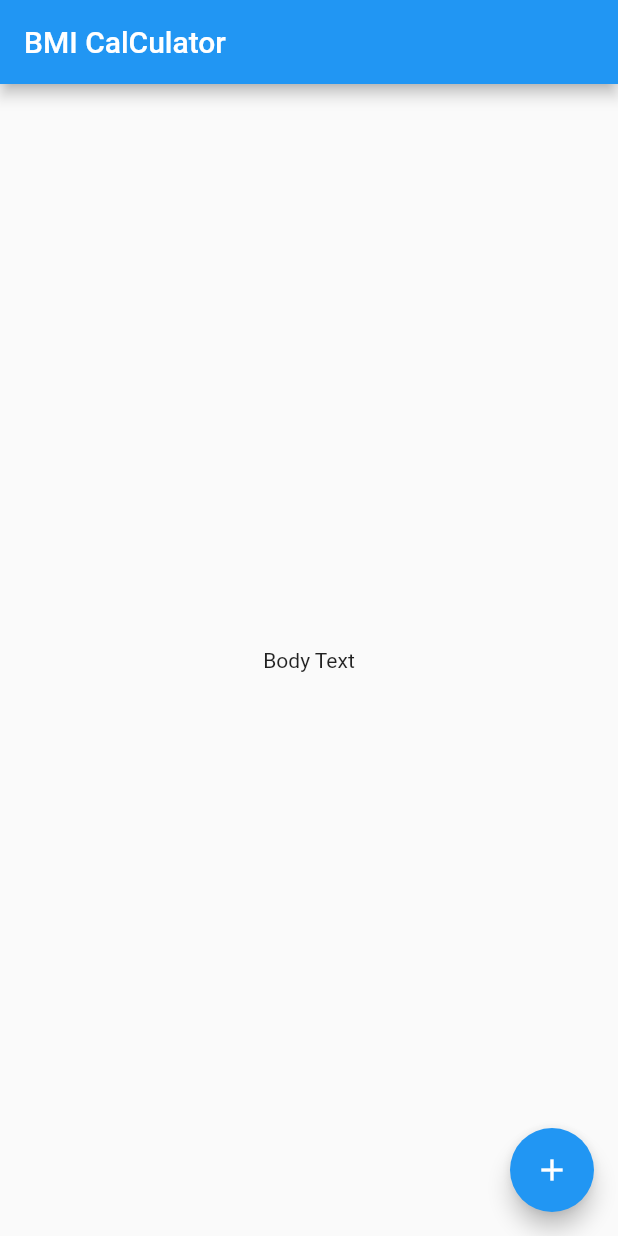
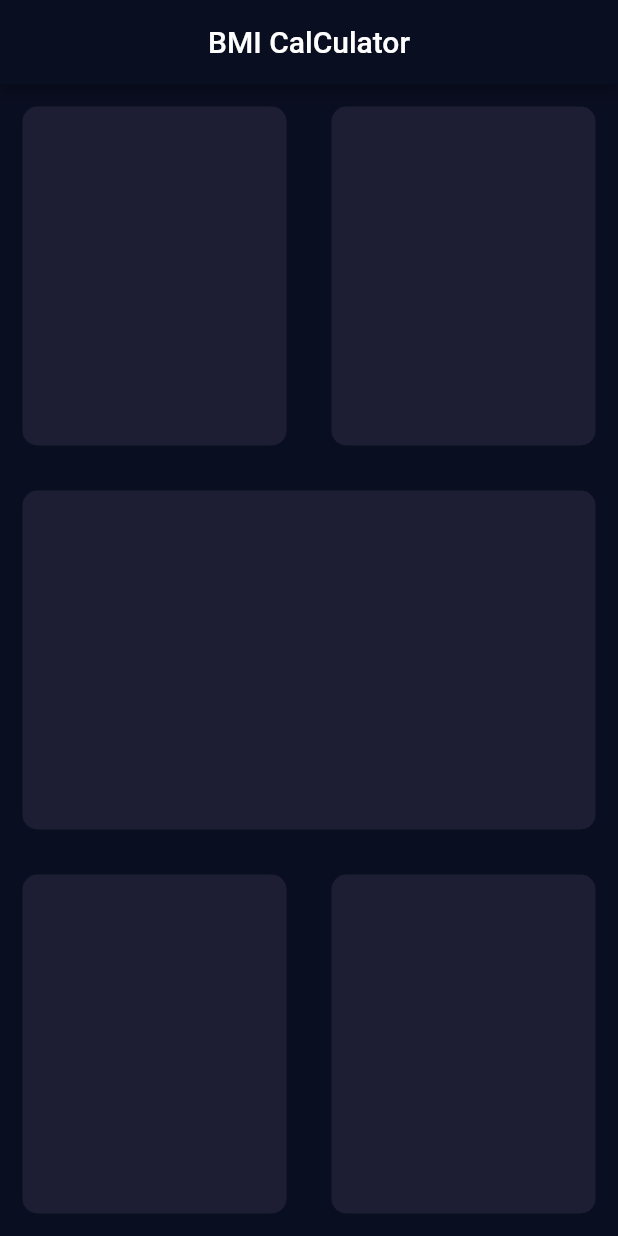
Before and after one commit to arvan903/bmi_calcuator_flutter, a Flutter app: the screen it shows after launch, on a phone screen of 412 x 824 dp. Run offline on Flutter 3.47's test engine with Material 2 defaults, Android fonts, the phone set to English and light mode, and no system bars; Roboto replaces fonts that are missing (Georgia).

Commit message:
Fully Designed

```diff
--- /dev/null
+++ b/lib/input_page.dart
@@ -0,0 +1,87 @@
+import 'package:flutter/material.dart';
+
+class InputPage extends StatefulWidget {
+  const InputPage({Key? key}) : super(key: key);
+
+  @override
+  State<InputPage> createState() => _InputPageState();
+}
+
+class _InputPageState extends State<InputPage> {
+  @override
+  Widget build(BuildContext context) {
+    return Scaffold(
+        appBar: AppBar(
+          title: Center(
+            child: Text(
+              'BMI CalCulator',
+              style: TextStyle(fontFamily: 'Georgia'),
+            ),
+          ),
+        ),
+        body: Column(
+          children: [
+            Expanded(
+                child: Row(
+              children: [
+                Expanded(
+                  child: Container(
+                    margin: EdgeInsets.all(15),
+                    decoration: BoxDecoration(
+                      color: Color(0xFF1D1E33),
+                      borderRadius: BorderRadius.circular(10),
+                    ),
+                  ),
+                ),
+                Expanded(
+                  child: Container(
+                    margin: EdgeInsets.all(15),
+                    decoration: BoxDecoration(
+                      color: Color(0xFF1D1E33),
+                      borderRadius: BorderRadius.circular(10),
+                    ),
+                  ),
+                )
+              ],
+            )),
+            Expanded(
+                child: Row(
+              children: [
+                Expanded(
+                  child: Container(
+                    margin: EdgeInsets.all(15),
+                    decoration: BoxDecoration(
+                      color: Color(0xFF1D1E33),
+                      borderRadius: BorderRadius.circular(10),
+                    ),
+                  ),
+                )
+              ],
+            )),
+            Expanded(
+                child: Row(
+              children: [
+                Expanded(
+                  child: Container(
+                    margin: EdgeInsets.all(15),
+                    decoration: BoxDecoration(
+                      color: Color(0xFF1D1E33),
+                      borderRadius: BorderRadius.circular(10),
+                    ),
+                  ),
+                ),
+                Expanded(
+                  child: Container(
+                    margin: EdgeInsets.all(15),
+                    decoration: BoxDecoration(
+                      color: Color(0xFF1D1E33),
+                      borderRadius: BorderRadius.circular(10),
+                    ),
+                  ),
+                )
+              ],
+            )),
+          ],
+        ));
+  }
+}
--- a/lib/main.dart
+++ b/lib/main.dart
@@ -1,34 +1,23 @@
 import 'package:flutter/material.dart';
+import 'input_page.dart';
 
 void main() {
-  runApp(
-    MaterialApp(
-      home: InputPage(),
-    ),
-  );
+  runApp(BMICalcuator());
 }
 
-class InputPage extends StatefulWidget {
-  const InputPage({Key? key}) : super(key: key);
+class BMICalcuator extends StatelessWidget {
+  const BMICalcuator({Key? key}) : super(key: key);
 
   @override
-  State<InputPage> createState() => _InputPageState();
-}
-
-class _InputPageState extends State<InputPage> {
-  @override
   Widget build(BuildContext context) {
-    return Scaffold(
-      appBar: AppBar(
-        title: Text('BMI CalCulator'),
+    return MaterialApp(
+      debugShowCheckedModeBanner: false,
+      theme: ThemeData.dark().copyWith(
+        scaffoldBackgroundColor: Color(0xFF0A0E21),
+        colorScheme: ColorScheme.fromSwatch().copyWith(
+            primary: Color(0xFF0A0E21), secondary: Colors.purple.shade900),
       ),
-      body: Center(
-        child: Text('Body Text'),
-      ),
-      floatingActionButton: FloatingActionButton(
-        onPressed: () {},
-        child: Icon(Icons.add),
-      ),
+      home: InputPage(),
     );
   }
 }
```
